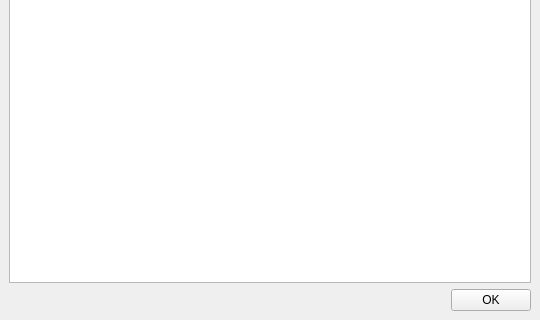
Before: the Qt Designer form ShaderEye/CompileInfoWindow.ui in MediaEyeEngineers/ShaderEye, drawn with Qt 5; both pictures show x 0 to 540 and y 320 to 640 of the 540 by 640 pixel window.
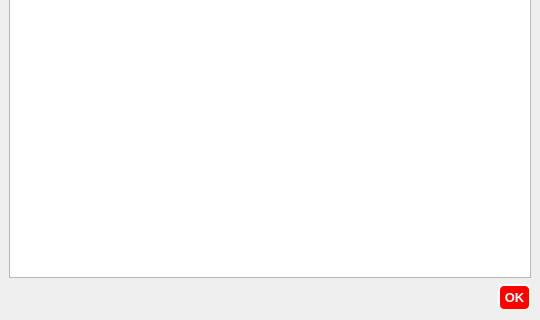
After: the same form once the commit is applied.

Diff of the .ui file:
```diff
--- a/ShaderEye/CompileInfoWindow.ui
+++ b/ShaderEye/CompileInfoWindow.ui
@@ -13,6 +13,24 @@
   <property name="windowTitle">
    <string>MainWindow</string>
   </property>
+  <property name="styleSheet">
+   <string notr="true">QPushButton {
+background-color: #ff0000;
+border-style: outset;
+border-width: 2px;
+border-radius: 6px;
+border-color: beige;
+font: bold 13px;
+min-width: 8em;
+padding: 4px;
+color:white;
+}
+
+QPushButton:pressed {
+background-color: green;
+color:black;
+}</string>
+  </property>
   <widget class="QWidget" name="centralwidget">
    <layout class="QHBoxLayout" name="horizontalLayout">
     <item>
```
